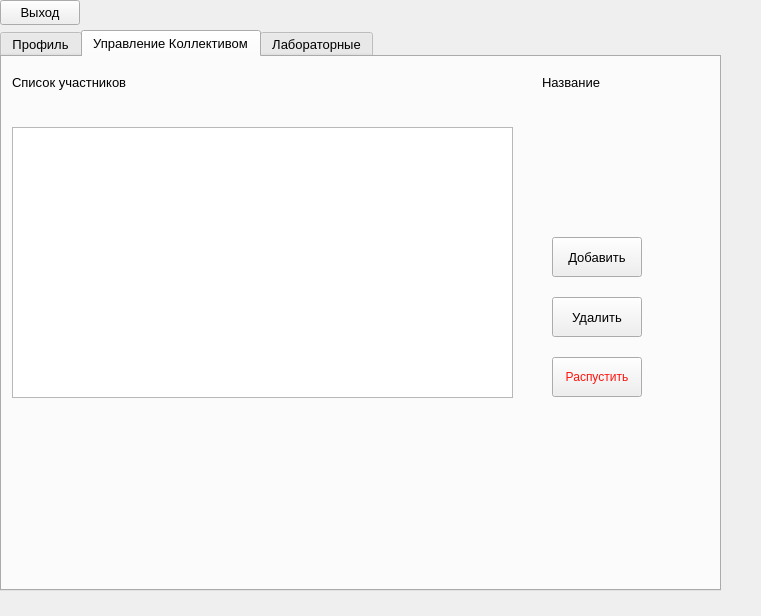
Above: DB3/StudentDialog.ui from Knigan/DB3 before the change. Below: the same form after it.
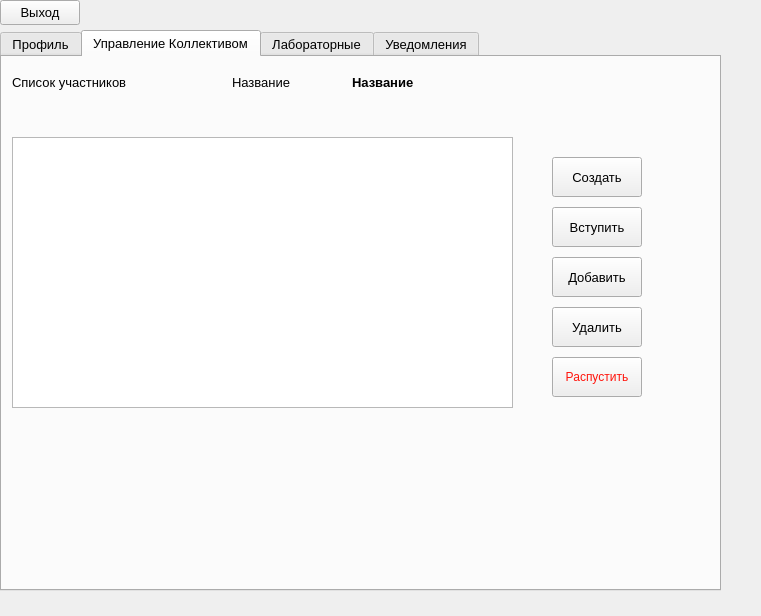
That is the form after the change. The open tabs and pages were chosen to show the change.

What changed in the file:
```diff
--- a/DB3/StudentDialog.ui
+++ b/DB3/StudentDialog.ui
@@ -23,6 +23,9 @@
    <bool>false</bool>
   </property>
   <widget class="QTabWidget" name="tabWidget">
+   <property name="enabled">
+    <bool>true</bool>
+   </property>
    <property name="geometry">
     <rect>
      <x>0</x>
@@ -267,7 +270,7 @@
      <property name="geometry">
       <rect>
        <x>10</x>
-       <y>70</y>
+       <y>80</y>
        <width>501</width>
        <height>271</height>
       </rect>
@@ -290,7 +293,7 @@
      <property name="geometry">
       <rect>
        <x>550</x>
-       <y>180</y>
+       <y>200</y>
        <width>90</width>
        <height>40</height>
       </rect>
@@ -303,7 +306,7 @@
      <property name="geometry">
       <rect>
        <x>550</x>
-       <y>240</y>
+       <y>250</y>
        <width>90</width>
        <height>40</height>
       </rect>
@@ -331,7 +334,7 @@
     <widget class="QLabel" name="label_11">
      <property name="geometry">
       <rect>
-       <x>540</x>
+       <x>230</x>
        <y>10</y>
        <width>111</width>
        <height>31</height>
@@ -341,6 +344,52 @@
       <string>Название</string>
      </property>
     </widget>
+    <widget class="QPushButton" name="enterCollectiveButton">
+     <property name="geometry">
+      <rect>
+       <x>550</x>
+       <y>150</y>
+       <width>90</width>
+       <height>40</height>
+      </rect>
+     </property>
+     <property name="text">
+      <string>Вступить</string>
+     </property>
+    </widget>
+    <widget class="QPushButton" name="createCollectiveButton">
+     <property name="geometry">
+      <rect>
+       <x>550</x>
+       <y>100</y>
+       <width>90</width>
+       <height>40</height>
+      </rect>
+     </property>
+     <property name="text">
+      <string>Создать</string>
+     </property>
+    </widget>
+    <widget class="QLabel" name="CollectiveName">
+     <property name="geometry">
+      <rect>
+       <x>350</x>
+       <y>10</y>
+       <width>331</width>
+       <height>31</height>
+      </rect>
+     </property>
+     <property name="font">
+      <font>
+       <pointsize>10</pointsize>
+       <weight>75</weight>
+       <bold>true</bold>
+      </font>
+     </property>
+     <property name="text">
+      <string>Название</string>
+     </property>
+    </widget>
    </widget>
    <widget class="QWidget" name="tab_5">
     <attribute name="title">
@@ -370,6 +419,21 @@
      </property>
     </widget>
    </widget>
+   <widget class="QWidget" name="tab_3">
+    <attribute name="title">
+     <string>Уведомления</string>
+    </attribute>
+    <widget class="QListWidget" name="notificationsList">
+     <property name="geometry">
+      <rect>
+       <x>10</x>
+       <y>10</y>
+       <width>691</width>
+       <height>501</height>
+      </rect>
+     </property>
+    </widget>
+   </widget>
   </widget>
   <widget class="QPushButton" name="exitButton">
    <property name="geometry">
```
Left out of the diff: 12 changed lines with no effect on the pictures.
